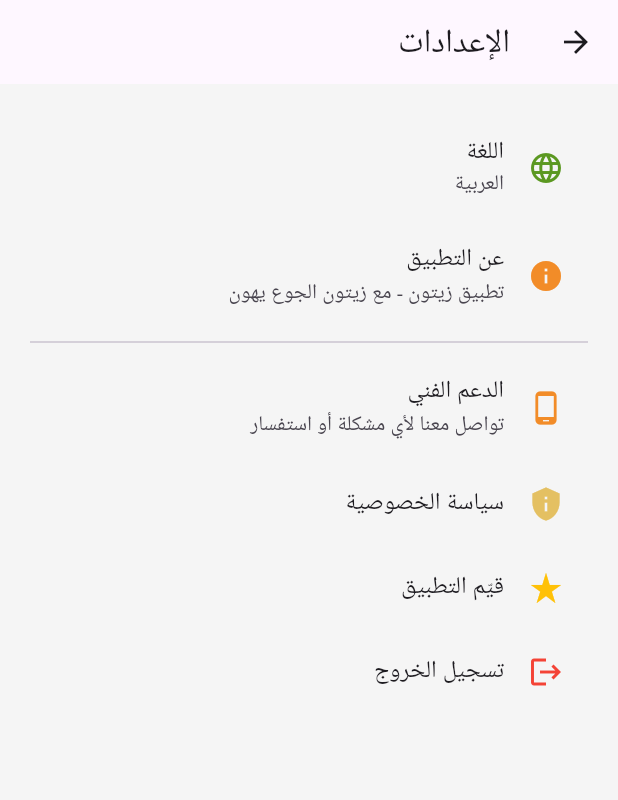
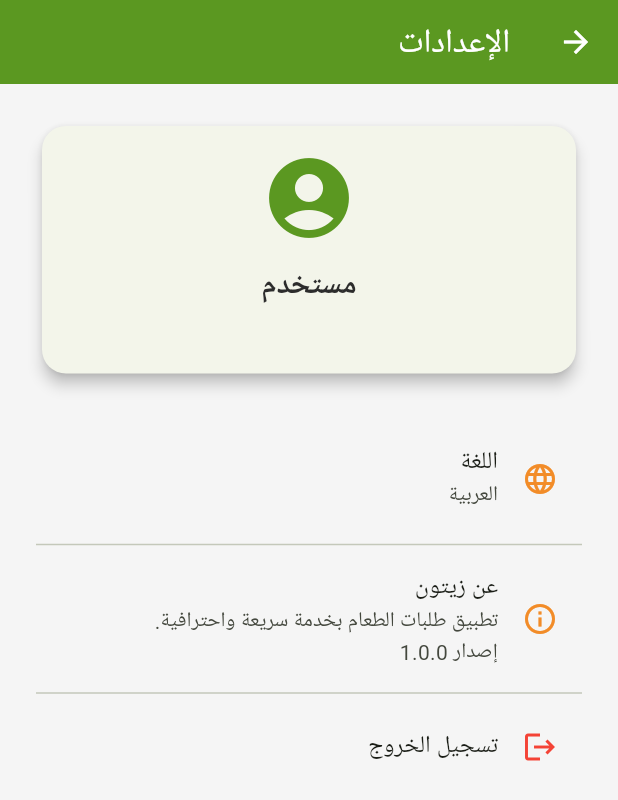
Before and after one commit to mo7-mad/project_Zaytooon, a Flutter app: the HomeScreen screen opened by its route, after a tap on the "settings" icon, on a phone screen of 412 x 824 dp. Shown: the top 800 px of the screen. Run offline on Flutter 3.47's test engine with Material 3 defaults, Android fonts, the light colour scheme and no system bars; our stand-ins replace shared_preferences; accounts and stored records are empty; network calls fail.

Commit message:
تعديلات جذريه

```diff
--- a/lib/screens/home_screen.dart
+++ b/lib/screens/home_screen.dart
@@ -1,6 +1,7 @@
 import 'package:flutter/material.dart';
+import 'package:provider/provider.dart';
 import '../theme/zaytooon_theme.dart';
-import 'meal_details_screen.dart';
+import '../providers/cart_provider.dart';
 
 final List<Map<String, dynamic>> meals = [
   {
@@ -11,7 +12,7 @@ final List<Map<String, dynamic>> meals = [
     "category": "وجبات",
   },
   {
-    "name": "بيتزا مارغريتا",
+    "name": "بيتزا مارجريتا",
     "img": "https://images.unsplash.com/photo-1542281286-9e0a16bb7366?auto=format&fit=crop&w=400&q=80",
     "price": 30,
     "desc": "بيتزا إيطالية بالجبن والطماطم الطازجة.",
@@ -24,28 +25,14 @@ final List<Map<String, dynamic>> meals = [
     "desc": "عصير برتقال طبيعي ومنعش.",
     "category": "مشروبات",
   },
-  {
-    "name": "شاورما لحم",
-    "img": "https://images.unsplash.com/photo-1600891964599-f61ba0e24092?auto=format&fit=crop&w=400&q=80",
-    "price": 22,
-    "desc": "شاورما لحم مع صوص طحينة وخضار.",
-    "category": "وجبات",
-  },
-  {
-    "name": "سلطة سيزر",
-    "img": "https://images.unsplash.com/photo-1504674900247-0877df9cc836?auto=format&fit=crop&w=400&q=80",
-    "price": 15,
-    "desc": "سلطة سيزر بالدجاج وجبن البارميزان.",
-    "category": "سلطات",
-  },
 ];
 
 class HomeScreen extends StatelessWidget {
-  final void Function(Map<String, dynamic>) onAddToCart;
-  const HomeScreen({super.key, required this.onAddToCart});
+  const HomeScreen({super.key});
 
   @override
   Widget build(BuildContext context) {
+    final cartProvider = Provider.of<CartProvider>(context);
     return Scaffold(
       backgroundColor: ZaytooonTheme.background,
       appBar: AppBar(
@@ -57,10 +44,28 @@ class HomeScreen extends StatelessWidget {
           ),
         ],
       ),
-      floatingActionButton: FloatingActionButton(
-        onPressed: () => Navigator.pushNamed(context, '/cart'),
-        tooltip: 'السلة',
-        child: const Icon(Icons.shopping_cart),
+      floatingActionButton: Stack(
+        alignment: Alignment.topLeft,
+        children: [
+          FloatingActionButton(
+            onPressed: () => Navigator.pushNamed(context, '/cart'),
+            tooltip: 'السلة',
+            child: const Icon(Icons.shopping_cart),
+          ),
+          if (cartProvider.items.isNotEmpty)
+            Positioned(
+              left: 0,
+              top: 0,
+              child: CircleAvatar(
+                backgroundColor: Colors.red,
+                radius: 12,
+                child: Text(
+                  '${cartProvider.items.length}',
+                  style: const TextStyle(fontSize: 12, color: Colors.white),
+                ),
+              ),
+            ),
+        ],
       ),
       body: ListView(
         padding: const EdgeInsets.all(20),
@@ -97,30 +102,23 @@ class HomeScreen extends StatelessWidget {
                   ),
                   subtitle: Text(
                     meal['desc'],
-                    maxLines: 2,
-                    overflow: TextOverflow.ellipsis,
+                    style: const TextStyle(color: ZaytooonTheme.darkText),
                   ),
-                  trailing: Text(
-                    '${meal['price']} ج.م',
-                    style: const TextStyle(
-                      fontWeight: FontWeight.bold,
-                      color: ZaytooonTheme.primary,
+                  trailing: ElevatedButton(
+                    style: ElevatedButton.styleFrom(
+                      backgroundColor: ZaytooonTheme.secondary,
+                      foregroundColor: Colors.white,
+                      shape: RoundedRectangleBorder(borderRadius: BorderRadius.circular(8)),
                     ),
+                    onPressed: () {
+                      Navigator.pushNamed(
+                        context,
+                        '/details',
+                        arguments: meal,
+                      );
+                    },
+                    child: const Text('تفاصيل'),
                   ),
-                  onTap: () {
-                    Navigator.push(
-                      context,
-                      MaterialPageRoute(
-                        builder: (_) => MealDetailsScreen(
-                          name: meal['name'],
-                          img: meal['img'],
-                          price: meal['price'],
-                          desc: meal['desc'],
-                          onAddToCart: onAddToCart,
-                        ),
-                      ),
-                    );
-                  },
                 ),
               )),
         ],
--- a/lib/screens/settings_screen.dart
+++ b/lib/screens/settings_screen.dart
@@ -1,4 +1,6 @@
 import 'package:flutter/material.dart';
+import 'package:provider/provider.dart';
+import '../providers/user_provider.dart';
 import '../theme/zaytooon_theme.dart';
 
 class SettingsScreen extends StatelessWidget {
@@ -6,46 +8,82 @@ class SettingsScreen extends StatelessWidget {
 
   @override
   Widget build(BuildContext context) {
+    final userProvider = Provider.of<UserProvider>(context);
+
     return Scaffold(
-      appBar: AppBar(title: const Text('الإعدادات')),
-      backgroundColor: ZaytooonTheme.background,
+      appBar: AppBar(
+        title: const Text('الإعدادات'),
+      ),
       body: ListView(
-        padding: const EdgeInsets.all(20),
+        padding: const EdgeInsets.all(24),
         children: [
+          Card(
+            elevation: 4,
+            shape: RoundedRectangleBorder(borderRadius: BorderRadius.circular(16)),
+            child: Padding(
+              padding: const EdgeInsets.all(16),
+              child: Column(
+                children: [
+                  const Icon(Icons.account_circle, size: 64, color: ZaytooonTheme.primary),
+                  const SizedBox(height: 12),
+                  Text(
+                    userProvider.username ?? 'مستخدم',
+                    style: const TextStyle(fontSize: 20, fontWeight: FontWeight.bold),
+                  ),
+                  const SizedBox(height: 6),
+                  Text(
+                    userProvider.email ?? '',
+                    style: const TextStyle(fontSize: 16, color: Colors.grey),
+                  ),
+                  if (userProvider.phone != null)
+                    Text(
+                      userProvider.phone!,
+                      style: const TextStyle(fontSize: 16, color: Colors.grey),
+                    ),
+                ],
+              ),
+            ),
+          ),
+          const SizedBox(height: 30),
           ListTile(
-            leading: const Icon(Icons.language, color: ZaytooonTheme.primary),
+            leading: const Icon(Icons.language, color: ZaytooonTheme.secondary),
             title: const Text('اللغة'),
             subtitle: const Text('العربية'),
-            onTap: () {},
+            onTap: () {
+              ScaffoldMessenger.of(context).showSnackBar(
+                const SnackBar(content: Text('التطبيق يدعم العربية فقط حالياً')),
+              );
+            },
           ),
+          const Divider(),
           ListTile(
-            leading: const Icon(Icons.info, color: ZaytooonTheme.secondary),
-            title: const Text('عن التطبيق'),
-            subtitle: const Text('تطبيق زيتون - مع زيتون الجوع يهون'),
+            leading: const Icon(Icons.info_outline, color: ZaytooonTheme.secondary),
+            title: const Text('عن زيتون'),
+            subtitle: const Text('تطبيق طلبات الطعام بخدمة سريعة واحترافية.\nإصدار 1.0.0'),
             onTap: () {},
           ),
           const Divider(),
           ListTile(
-            leading: const Icon(Icons.phone_android, color: ZaytooonTheme.secondary),
-            title: const Text('الدعم الفني'),
-            subtitle: const Text('تواصل معنا لأي مشكلة أو استفسار'),
-            onTap: () {},
-          ),
-          ListTile(
-            leading: const Icon(Icons.privacy_tip, color: ZaytooonTheme.accent),
-            title: const Text('سياسة الخصوصية'),
-            onTap: () {},
-          ),
-          ListTile(
-            leading: const Icon(Icons.star_rate, color: Colors.amber),
-            title: const Text('قيّم التطبيق'),
-            onTap: () {},
-          ),
-          ListTile(
             leading: const Icon(Icons.logout, color: Colors.red),
             title: const Text('تسجيل الخروج'),
-            onTap: () {
-              Navigator.pushNamedAndRemoveUntil(context, '/', (route) => false);
+            onTap: () async {
+              final confirm = await showDialog<bool>(
+                context: context,
+                builder: (ctx) => AlertDialog(
+                  title: const Text('تأكيد الخروج'),
+                  content: const Text('هل أنت متأكد أنك تريد تسجيل الخروج؟'),
+                  actions: [
+                    TextButton(onPressed: () => Navigator.pop(ctx, false), child: const Text('إلغاء')),
+                    TextButton(onPressed: () => Navigator.pop(ctx, true), child: const Text('تأكيد')),
+                  ],
+                ),
+              );
+              if (confirm == true) {
+                await userProvider.logout();
+                if (context.mounted) {
+                  Navigator.pushNamedAndRemoveUntil(context, '/login', (route) => false);
+                }
+              }
             },
           ),
         ],
```
Also changed, not shown: lib/main.dart (+47 -74 lines), lib/screens/signup_screen.dart (+128 -33 lines), pubspec.yaml (+13 -13 lines), pubspec.lock.
